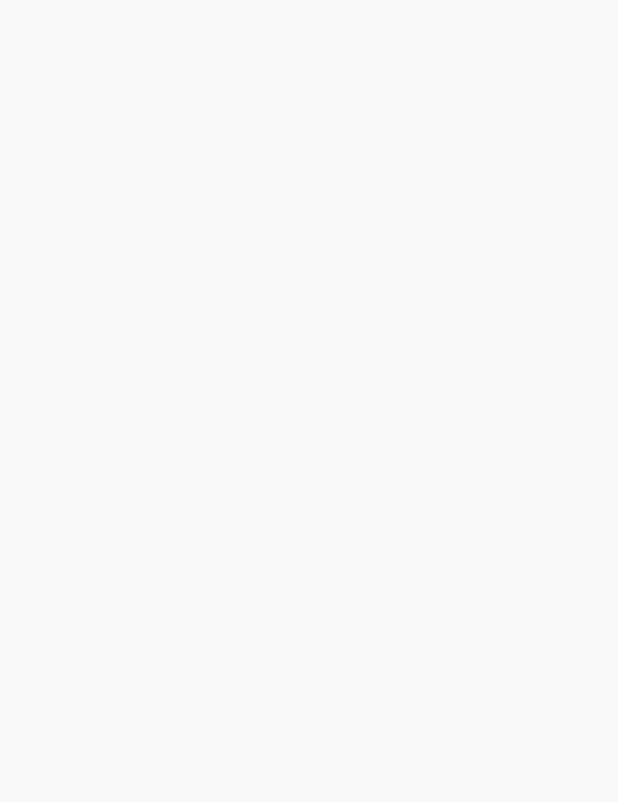
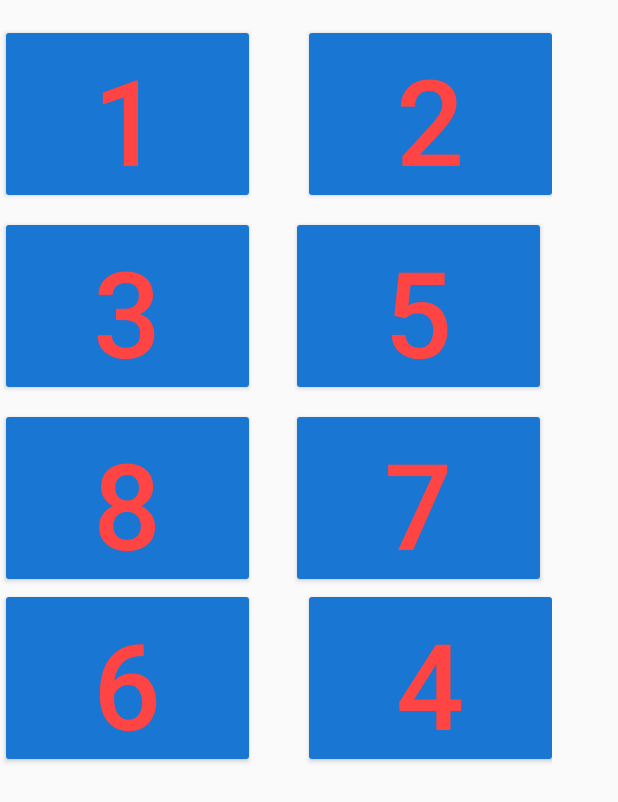
Before and after one commit to yusufkocak1/sys, an Android app: the TablePage screen opened directly, with no data from a screen before it, on a phone screen of 412 x 824 dp. Before the commit the part shown is empty. Shown: the top 802 px of the screen. Run offline under Robolectric (Android 15) with nearby library versions, the phone set to English and light mode, and no system bars.

Commit message:
Table Page
Table page button add

```diff
--- a/app/src/main/res/layout/table_page.xml
+++ b/app/src/main/res/layout/table_page.xml
@@ -1,13 +1,118 @@
 <?xml version="1.0" encoding="utf-8"?>
-<RelativeLayout xmlns:android="http://schemas.android.com/apk/res/android"
+<android.support.constraint.ConstraintLayout xmlns:android="http://schemas.android.com/apk/res/android"
+    xmlns:app="http://schemas.android.com/apk/res-auto"
     xmlns:tools="http://schemas.android.com/tools"
     android:id="@+id/tablepage"
     android:layout_width="match_parent"
     android:layout_height="match_parent"
-    android:paddingBottom="@dimen/activity_vertical_margin"
-    android:paddingLeft="@dimen/activity_horizontal_margin"
-    android:paddingRight="@dimen/activity_horizontal_margin"
-    android:paddingTop="@dimen/activity_vertical_margin"
     tools:context="yube.com.siparisyonetimsistemi.TablePage">
 
-</RelativeLayout>
+    <GridLayout
+        android:layout_width="368dp"
+        android:layout_height="0dp"
+        tools:layout_editor_absoluteX="16dp"
+        app:layout_constraintBottom_toBottomOf="parent"
+        android:layout_marginBottom="16dp"
+        android:layout_marginTop="16dp"
+        app:layout_constraintTop_toTopOf="parent"
+        android:columnCount="2"
+        app:layout_constraintVertical_bias="0.0">
+
+        <Button
+            android:text="1"
+            android:layout_width="170dp"
+            android:theme="@style/MyButton"
+            android:layout_height="120dp"
+            tools:layout_editor_absoluteX="16dp"
+            android:id="@+id/button2"
+            android:textSize="80dp"
+            android:textColor="@android:color/holo_red_light"
+            tools:layout_editor_absoluteY="16dp" />
+
+        <Button
+            android:text="2"
+            android:layout_width="170dp"
+            android:layout_height="120dp"
+            android:id="@+id/button3"
+            android:textSize="80dp"
+            android:theme="@style/MyButton"
+            tools:layout_editor_absoluteY="16dp"
+            android:textColor="@android:color/holo_red_light"
+            app:layout_constraintLeft_toRightOf="@+id/button2"
+            android:layout_marginStart="24dp" />
+
+        <Button
+            android:text="3"
+            android:layout_width="170dp"
+            android:layout_height="120dp"
+            android:id="@+id/button4"
+            android:textSize="80dp"
+            android:theme="@style/MyButton"
+            android:textColor="@android:color/holo_red_light"
+            tools:layout_editor_absoluteX="16dp"
+            android:layout_marginTop="8dp"
+            app:layout_constraintTop_toBottomOf="@+id/button2" />
+
+        <Button
+            android:text="5"
+            android:layout_width="170dp"
+            android:layout_height="120dp"
+            android:id="@+id/button6"
+            android:textColor="@android:color/holo_red_light"
+            android:theme="@style/MyButton"
+            android:layout_marginTop="8dp"
+            android:textSize="80dp"
+            app:layout_constraintTop_toBottomOf="@+id/button4"
+            android:layout_marginStart="16dp"
+            app:layout_constraintLeft_toLeftOf="parent" />
+
+        <Button
+            android:text="8"
+            android:layout_width="170dp"
+            android:layout_height="120dp"
+            android:id="@+id/button9"
+            android:textSize="80dp"
+            android:textColor="@android:color/holo_red_light"
+            android:theme="@style/MyButton"
+            app:layout_constraintTop_toBottomOf="@+id/button7"
+            android:layout_marginTop="8dp"
+            app:layout_constraintRight_toRightOf="parent"
+            android:layout_marginEnd="8dp" />
+
+        <Button
+            android:text="7"
+            android:theme="@style/MyButton"
+            android:textColor="@android:color/holo_red_light"
+            android:layout_width="170dp"
+            android:layout_height="120dp"
+            android:id="@+id/button8"
+            android:layout_marginTop="8dp"
+            android:textSize="80dp"
+            app:layout_constraintTop_toBottomOf="@+id/button6"
+            android:layout_marginStart="16dp"
+            app:layout_constraintLeft_toLeftOf="parent" />
+
+        <Button
+            android:text="6"
+            android:layout_width="170dp"
+            android:layout_height="120dp"
+            android:id="@+id/button7"
+            android:textColor="@android:color/holo_red_light"
+            android:theme="@style/MyButton"
+            android:textSize="80dp"
+            tools:layout_editor_absoluteY="268dp"
+            tools:layout_editor_absoluteX="210dp" />
+
+        <Button
+            android:text="4"
+            android:layout_width="170dp"
+            android:layout_height="120dp"
+            android:id="@+id/button5"
+            android:textSize="80dp"
+            android:theme="@style/MyButton"
+            android:textColor="@android:color/holo_red_light"
+            tools:layout_editor_absoluteY="144dp"
+            android:layout_marginStart="24dp"
+            app:layout_constraintLeft_toRightOf="@+id/button4" />
+    </GridLayout>
+</android.support.constraint.ConstraintLayout>
```
